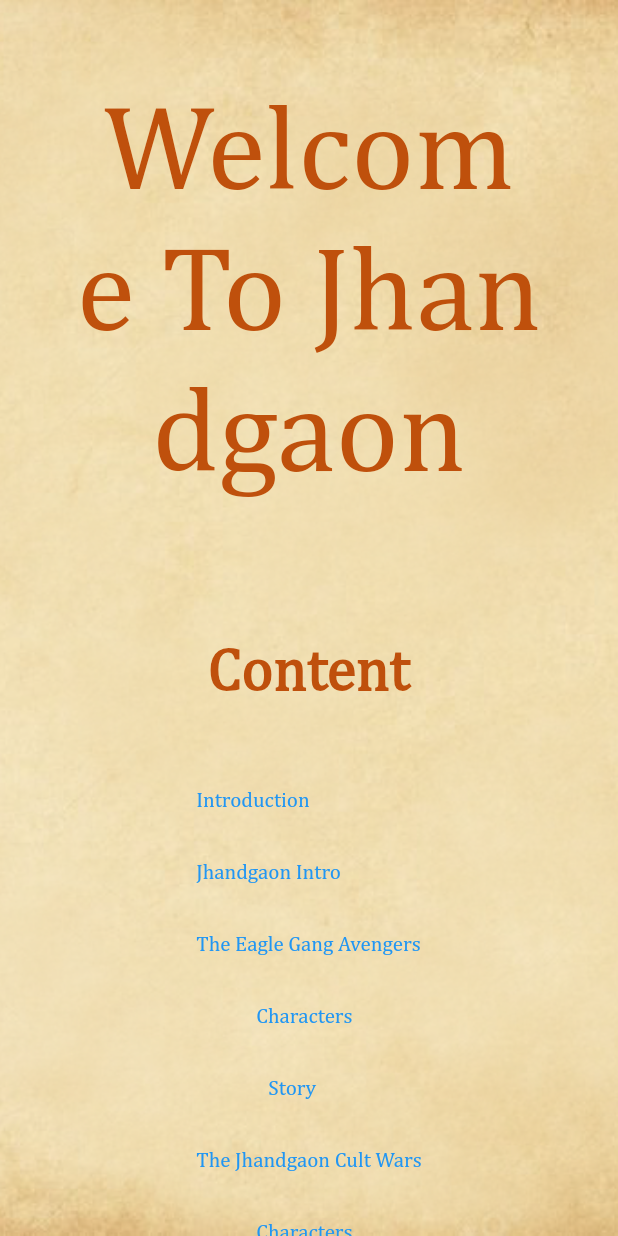
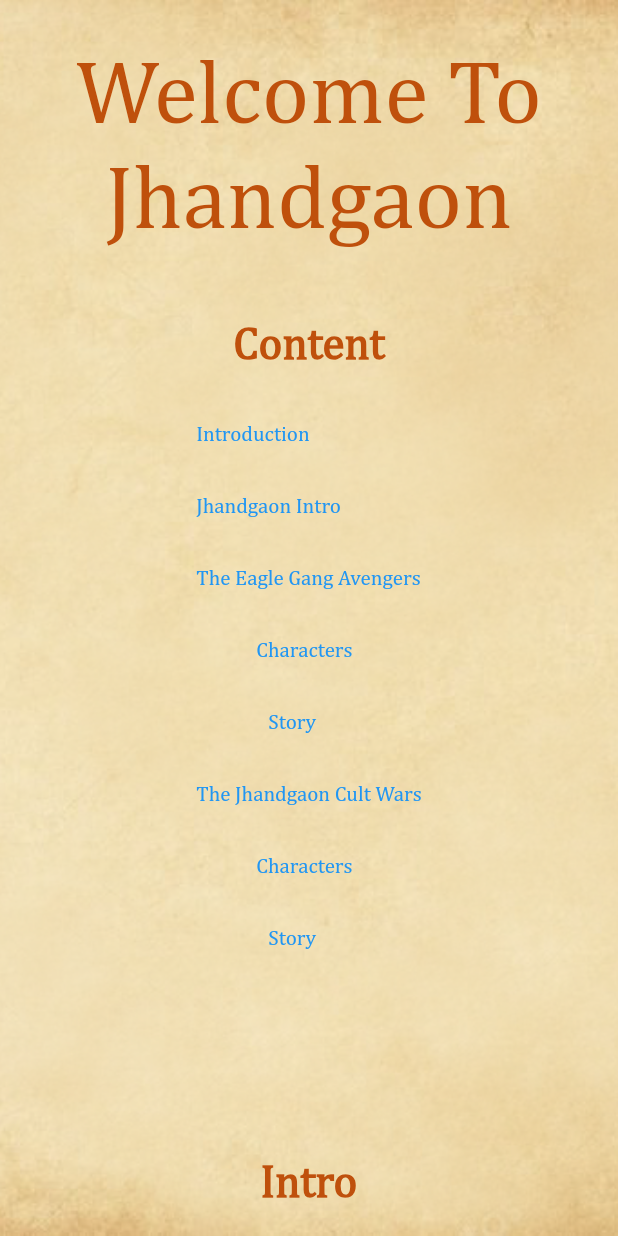
Before and after one commit to petrolsocial/jhandgaon_guide, a Flutter app: the screen it shows after launch, on a phone screen of 412 x 824 dp. Run offline on Flutter 3.47's test engine with Material 2 defaults, Android fonts, the phone set to English and light mode, and no system bars; network calls fail.

Commit message:
changed font sizes, token icon sizes, and padding

```diff
--- a/lib/guide/campaign_view.dart
+++ b/lib/guide/campaign_view.dart
@@ -11,7 +11,7 @@ class CampaignView extends StatelessWidget {
   @override
   Widget build(BuildContext context) {
     return Padding(
-      padding: const EdgeInsets.all(40),
+      padding: const EdgeInsets.all(20),
       child: Column(
         crossAxisAlignment: CrossAxisAlignment.start,
         children: [
@@ -33,8 +33,10 @@ class CampaignView extends StatelessWidget {
               vertical: 10,
             ),
             child: Center(
-              child: Image.asset(
-                campaignInfo.image,
+              child: Image(
+                image: AssetImage(
+                  campaignInfo.image,
+                ),
                 fit: BoxFit.cover,
               ),
             ),
@@ -206,7 +208,7 @@ class CampaignView extends StatelessWidget {
             CachedNetworkImage(
               imageUrl: character.tokenImage,
               fit: BoxFit.cover,
-              height: 120,
+              height: 80,
             ),
             const SizedBox(
               width: 20,
--- a/lib/guide/guide_view.dart
+++ b/lib/guide/guide_view.dart
@@ -71,7 +71,7 @@ class GuideView extends StatelessWidget {
                   children: [
                     Center(
                         child: Padding(
-                      padding: const EdgeInsets.all(50),
+                      padding: const EdgeInsets.all(25),
                       child: Text(
                         'Welcome To Jhandgaon',
                         style: CustomTheme.theme1.textTheme.headline1,
@@ -80,7 +80,7 @@ class GuideView extends StatelessWidget {
                     )),
                     Center(
                       child: Padding(
-                        padding: const EdgeInsets.all(40),
+                        padding: const EdgeInsets.all(20),
                         child: Text(
                           'Content',
                           style: CustomTheme.theme1.textTheme.headline2,
@@ -114,7 +114,7 @@ class GuideView extends StatelessWidget {
                       height: 100,
                     ),
                     Padding(
-                      padding: const EdgeInsets.only(left: 40),
+                      padding: const EdgeInsets.all(20),
                       child: Text(
                         'Intro',
                         style: CustomTheme.theme1.textTheme.headline2,
@@ -124,7 +124,7 @@ class GuideView extends StatelessWidget {
                     Column(
                       children: [
                         Padding(
-                          padding: const EdgeInsets.all(40),
+                          padding: const EdgeInsets.all(20),
                           child: Text(
                             Guide.INTRO_TEXT,
                             style: CustomTheme.theme1.textTheme.bodyText1,
@@ -137,13 +137,15 @@ class GuideView extends StatelessWidget {
                       height: 100,
                     ),
                     Padding(
-                      padding: const EdgeInsets.all(40),
+                      padding: const EdgeInsets.all(20),
                       child:
-                          Image.asset('assets/images/jhandgaon_text_logo.png'),
+                          const Image(
+                            image: AssetImage('assets/images/jhandgaon_text_logo.png'),
+                          ),
                       key: jhandgaonIntroKey,
                     ),
                     Padding(
-                      padding: const EdgeInsets.all(40),
+                      padding: const EdgeInsets.all(20),
                       child: Text(
                         Guide.JHANDGAON_RPG_INTRO,
                         style: CustomTheme.theme1.textTheme.bodyText1,
@@ -151,12 +153,12 @@ class GuideView extends StatelessWidget {
                       ),
                     ),
                     Padding(
-                      padding: const EdgeInsets.all(40),
-                      child: Image.asset(
+                      padding: const EdgeInsets.all(20),
+                      child: Image(image: AssetImage(
                         Guide.JHANDGAON_IMAGE,
-                        fit: BoxFit.cover,
                       ),
-                    ),
+                      fit: BoxFit.cover,
+                    ),),
                     ...campaignWidgets,
                   ],
                 ),
--- a/lib/themes/custom_theme.dart
+++ b/lib/themes/custom_theme.dart
@@ -40,25 +40,25 @@ class CustomTheme {
         ),
         headline1: TextStyle(
           color: Color(0xFFBF500C),
-          fontSize: 80,
+          fontSize: 60,
         ),
         headline2: TextStyle(
           color: Color(0xFFBF500C),
           fontWeight: FontWeight.bold,
-          fontSize: 40,
+          fontSize: 30,
         ),
         headline3: TextStyle(
-          fontSize: 25,
+          fontSize: 20,
           color: Colors.black,
           fontWeight: FontWeight.bold,
         ),
         headline4: TextStyle(
-          fontSize: 18,
+          fontSize: 15,
           color: Colors.black,
           fontWeight: FontWeight.bold,
         ),
         bodyText1: TextStyle(
-          fontSize: 18,
+          fontSize: 15,
         ),
       ),
     );
```
